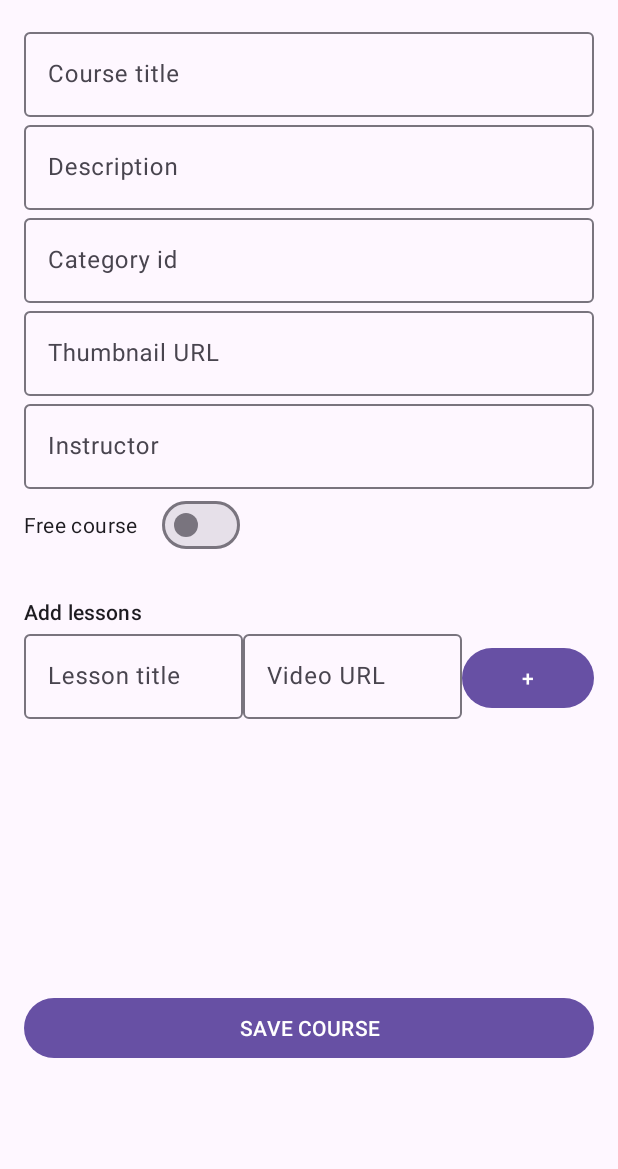
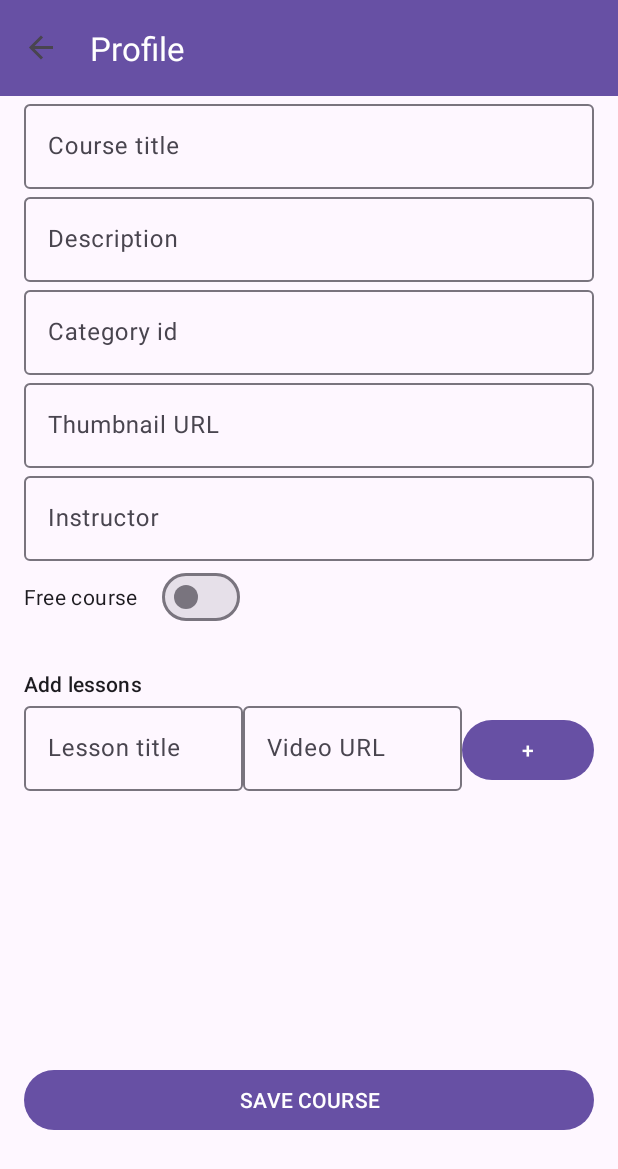
Before and after one commit to shayann07/Learnify, an Android app: the ProfileFragment screen opened through its navigation route, on a phone screen of 412 x 824 dp. Shown: the top 1169 px of the screen. Run offline under Robolectric (Android 15) with nearby library versions, the phone set to English and light mode, and no system bars; our stand-ins replace Dagger/Hilt's generated code, Firebase (no records; nobody signed in at launch, a user with empty details on screens opened directly), navigation-ui.

```diff
--- a/app/src/main/java/com/example/elearningplatform/MainActivity.kt
+++ b/app/src/main/java/com/example/elearningplatform/MainActivity.kt
@@ -20,31 +20,26 @@ class MainActivity : AppCompatActivity() {
         setContentView(binding.root)
         setSupportActionBar(binding.toolbar)
 
-        // ↓ NavHost & controller
         val navHost =
             supportFragmentManager.findFragmentById(R.id.nav_host_fragment) as NavHostFragment
         val navController = navHost.navController
 
-        // Inflate the XML graph, then pick the true entry point
-        val graph = navController.navInflater.inflate(R.navigation.nav_graph)
-        graph.setStartDestination(          // <-- use the setter
-            if (FirebaseAuth.getInstance().currentUser != null)
-                R.id.homeFragment           // already signed‑in
-            else
-                R.id.loginFragment          // first‑time / signed‑out
-        )
-        navController.graph = graph
+        /* create & assign the graph **only once** (first launch) */
+        if (savedInstanceState == null) {
+            val graph = navController.navInflater.inflate(R.navigation.nav_graph)
+            graph.setStartDestination(
+                if (FirebaseAuth.getInstance().currentUser != null) R.id.homeFragment
+                else R.id.loginFragment
+            )
+            navController.graph = graph
+        }
 
-        // Hook the ActionBar up *after* the graph is assigned
         NavigationUI.setupActionBarWithNavController(this, navController)
 
-        // Hide toolbar on Login / Register
         navController.addOnDestinationChangedListener { _, dest, _ ->
             binding.toolbar.visibility =
-                if (dest.id == R.id.loginFragment || dest.id == R.id.registerFragment)
-                    View.GONE
-                else
-                    View.GONE
+                if (dest.id == R.id.loginFragment || dest.id == R.id.registerFragment || dest.id == R.id.playerFragment) View.GONE
+                else View.VISIBLE
         }
     }
 
--- a/app/src/main/res/layout/fragment_home.xml
+++ b/app/src/main/res/layout/fragment_home.xml
@@ -1,7 +1,8 @@
 <androidx.constraintlayout.widget.ConstraintLayout xmlns:android="http://schemas.android.com/apk/res/android"
     xmlns:app="http://schemas.android.com/apk/res-auto"
     android:layout_width="match_parent"
-    android:layout_height="match_parent">
+    android:layout_height="match_parent"
+    android:paddingTop="?attr/actionBarSize">
 
     <androidx.recyclerview.widget.RecyclerView
         android:id="@+id/recyclerView"
--- a/app/src/main/res/layout/fragment_profile.xml
+++ b/app/src/main/res/layout/fragment_profile.xml
@@ -2,7 +2,10 @@
 <ScrollView xmlns:android="http://schemas.android.com/apk/res/android"
     android:layout_width="match_parent"
     android:layout_height="match_parent"
-    android:padding="16dp">
+    android:paddingHorizontal="16dp"
+    android:paddingTop="?attr/actionBarSize"
+    android:paddingBottom="16dp"
+    android:scrollbars="none">
 
     <LinearLayout
         android:layout_width="match_parent"
--- a/app/src/main/res/navigation/nav_graph.xml
+++ b/app/src/main/res/navigation/nav_graph.xml
@@ -82,6 +82,9 @@
             android:name="lessonId"
             app:argType="string" />
         <argument
+            android:name="videoUrl"
+            app:argType="string" />
+        <argument
             android:name="lessonTitle"
             app:argType="string" />
     </fragment>
```
Also changed, not shown: app/src/main/java/com/example/elearningplatform/ui/course/CourseDetailFragment.kt (+16 -4 lines), app/src/main/java/com/example/elearningplatform/ui/course/PlayerFragment.kt (+48 -51 lines), app/src/main/res/layout/fragment_course_detail.xml (+12 -11 lines), app/src/main/res/layout/fragment_player.xml (+4 -5 lines).
